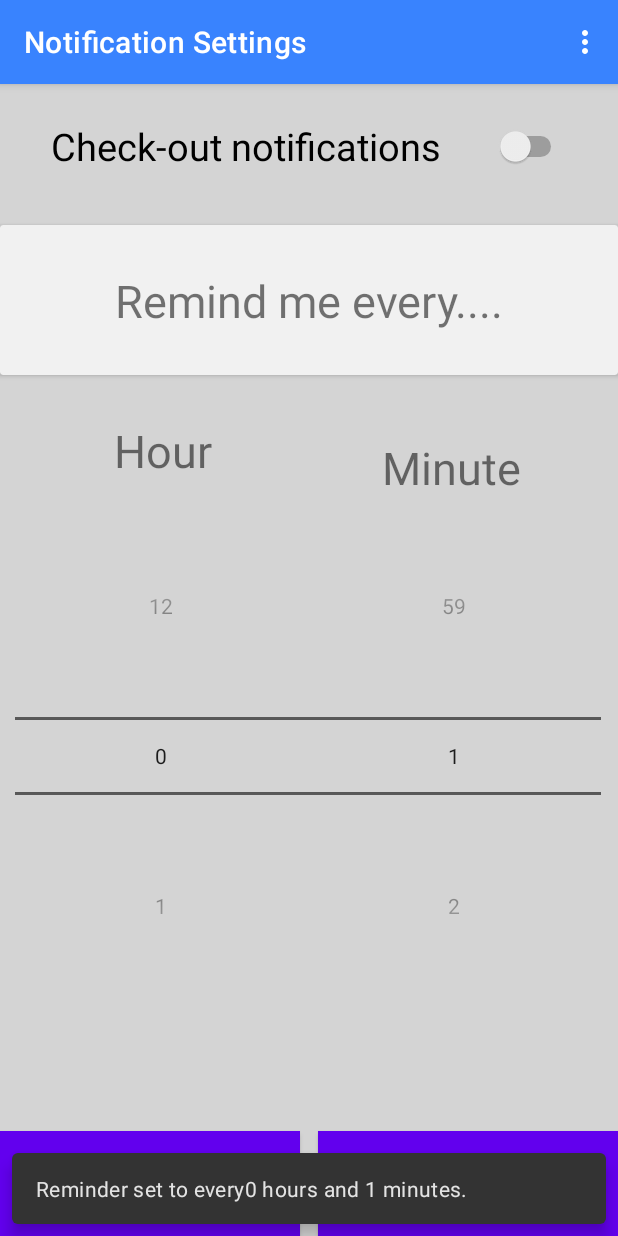
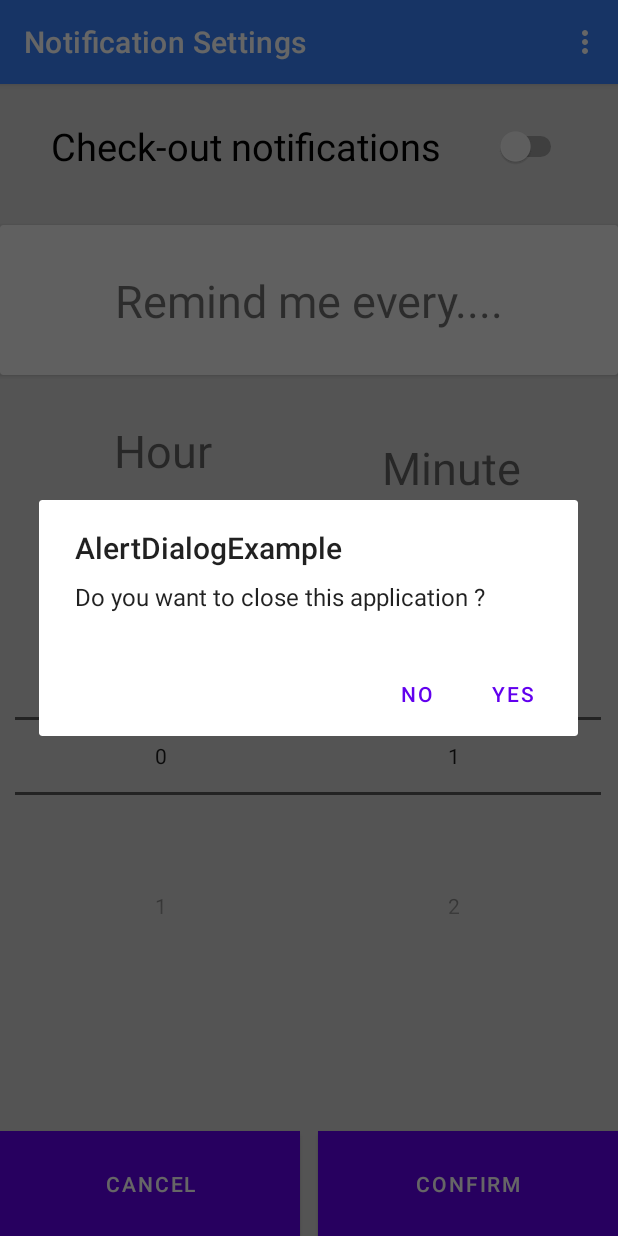
Before and after one commit to joeechua/Surf_Squad_MySej, an Android app: the Timer screen opened directly, with no data from a screen before it, after a tap on "CONFIRM", on a phone screen of 412 x 824 dp. Run offline under Robolectric (Android 15) with nearby library versions, the phone set to English and light mode, and no system bars.

Commit message:
Update for alert dialog

```diff
--- a/app/src/main/AndroidManifest.xml
+++ b/app/src/main/AndroidManifest.xml
@@ -41,7 +41,6 @@
                 <category android:name="android.intent.category.LAUNCHER" />
             </intent-filter>
         </activity>
-        <receiver android:name=".ReminderBroadcast"/>
     </application>
 
 </manifest>
--- a/app/src/main/java/com/example/basicapp/Timer.java
+++ b/app/src/main/java/com/example/basicapp/Timer.java
@@ -4,6 +4,8 @@ import androidx.appcompat.app.AppCompatActivity;
 import androidx.appcompat.widget.Toolbar;
 import androidx.cardview.widget.CardView;
 
+import android.app.AlertDialog;
+import android.content.DialogInterface;
 import android.content.Intent;
 import android.os.Bundle;
 import android.view.Menu;
@@ -12,10 +14,14 @@ import android.view.View;
 import android.widget.Button;
 import android.widget.NumberPicker;
 import android.widget.Switch;
+import android.widget.Toast;
 
 import com.google.android.material.snackbar.Snackbar;
 
 public class Timer extends AppCompatActivity {
+
+    Button closeButton;
+    AlertDialog.Builder builder;
 
     @Override
     protected void onCreate(Bundle savedInstanceState) {
@@ -47,6 +53,41 @@ public class Timer extends AppCompatActivity {
             }
         });
 
+        closeButton = (Button) findViewById(R.id.button2);
+        builder = new AlertDialog.Builder(this);
+        closeButton.setOnClickListener(new View.OnClickListener() {
+            @Override
+            public void onClick(View v) {
+
+                //Uncomment the below code to Set the message and title from the strings.xml file
+                builder.setMessage(R.string.dialog_message) .setTitle(R.string.dialog_title);
+
+                //Setting message manually and performing action on button click
+                builder.setMessage("Do you want to close this application ?")
+                        .setCancelable(false)
+                        .setPositiveButton("Yes", new DialogInterface.OnClickListener() {
+                            public void onClick(DialogInterface dialog, int id) {
+                                //finish();
+                                Toast.makeText(getApplicationContext(),"you choose yes action for alertbox",
+                                        Toast.LENGTH_SHORT).show();
+                            }
+                        })
+                        .setNegativeButton("No", new DialogInterface.OnClickListener() {
+                            public void onClick(DialogInterface dialog, int id) {
+                                //  Action for 'NO' Button
+                                dialog.cancel();
+                                Toast.makeText(getApplicationContext(),"you choose no action for alertbox",
+                                        Toast.LENGTH_SHORT).show();
+                            }
+                        });
+                //Creating dialog box
+                AlertDialog alert = builder.create();
+                //Setting the title manually
+                alert.setTitle("AlertDialogExample");
+                alert.show();
+            }
+        });
+
     }
 
 
--- a/app/src/main/res/layout/activity_main.xml
+++ b/app/src/main/res/layout/activity_main.xml
@@ -250,6 +250,7 @@
                     app:layout_constraintEnd_toEndOf="parent"
                     app:layout_constraintHorizontal_bias="0.947"
                     app:layout_constraintStart_toStartOf="parent" />
+
             </androidx.constraintlayout.widget.ConstraintLayout>
         </androidx.cardview.widget.CardView>
 
--- a/app/src/main/res/values/strings.xml
+++ b/app/src/main/res/values/strings.xml
@@ -10,6 +10,6 @@
     <string name="hello_first_fragment">Hello first fragment</string>
     <string name="hello_second_fragment">Hello second fragment. Arg: %1$s</string>
     <string name="title_activity_profile">Profile</string>
-    <string name="channel_name">Check Out</string>
-    <string name="channel_description">Check Out Reminder</string>
+    <string name="dialog_title">Check Out</string>
+    <string name="dialog_message">Check Out Reminder</string>
 </resources>
```
Also changed, not shown: app/src/main/java/com/example/basicapp/MainActivity.java (+9 -19 lines).
